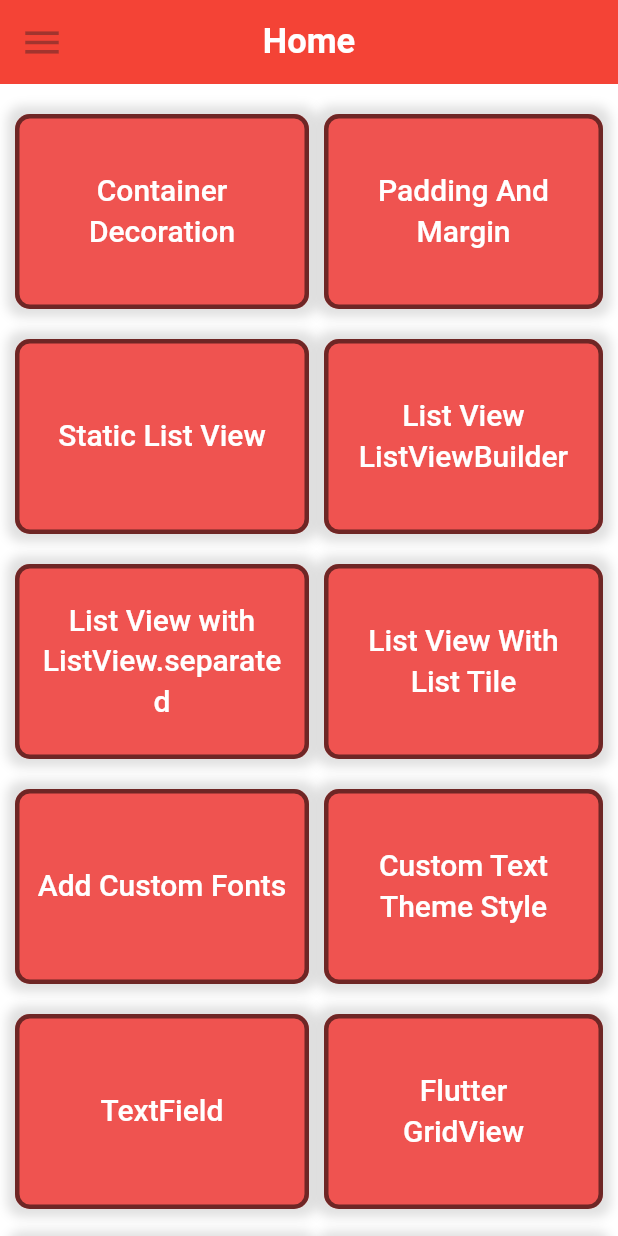
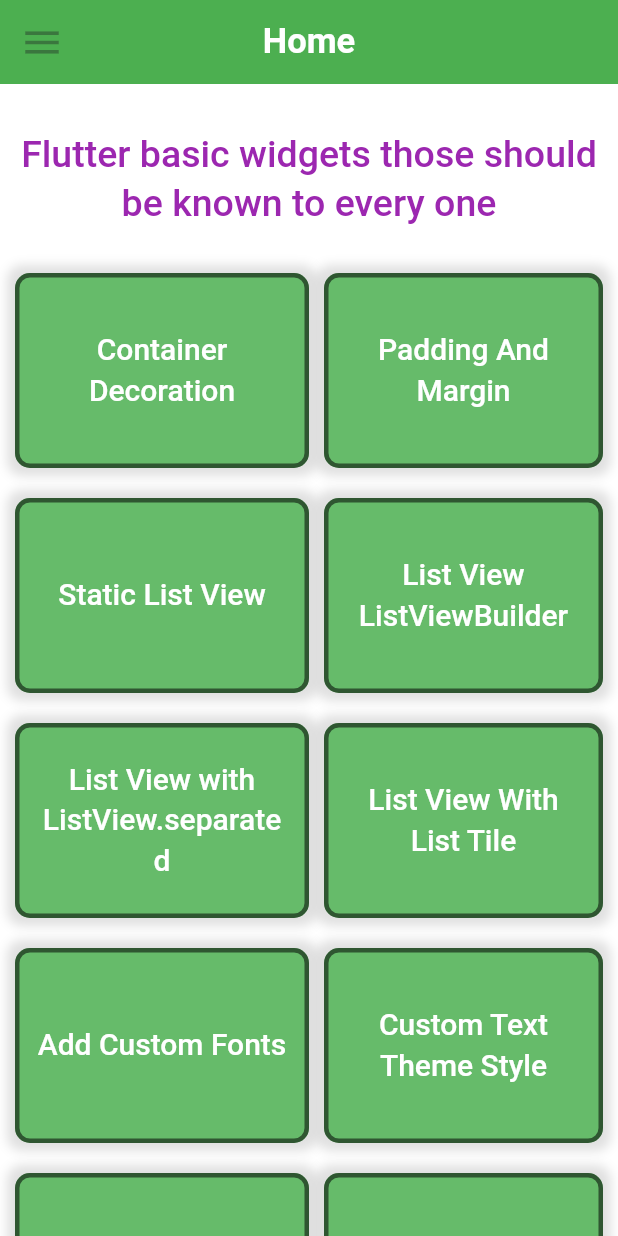
Before and after one commit to ChandravirRaj/lodhi_info_tech, a Flutter app: the screen it shows after launch, on a phone screen of 412 x 824 dp. Run offline on Flutter 3.47's test engine with Material 3 defaults, Android fonts, the light colour scheme and no system bars; our stand-ins replace email_validator, font_awesome_flutter.

Commit message:
add tutorial for Positioned Widget

```diff
--- a/lib/home/home_screen.dart
+++ b/lib/home/home_screen.dart
@@ -4,6 +4,7 @@ import 'package:lodhi_info_tech/practice/tut_custom_fonts.dart';
 import 'package:lodhi_info_tech/practice/tut_custom_theme_style.dart';
 import 'package:lodhi_info_tech/practice/tut_fa_icons.dart';
 import 'package:lodhi_info_tech/practice/tut_gridview_types.dart';
+import 'package:lodhi_info_tech/practice/tut_positioned.dart';
 import 'package:lodhi_info_tech/practice/tut_stack.dart';
 import 'package:lodhi_info_tech/practice/tut_static_list_view.dart';
 import 'package:lodhi_info_tech/practice/tut_margin_padding.dart';
@@ -42,6 +43,22 @@ class _MyHomePageState extends State<MyHomePage> {
           child: Column(
             crossAxisAlignment: CrossAxisAlignment.stretch,
             children: [
+              Container(
+                margin: const EdgeInsets.only(top: 20),
+                child: Center(
+                  child: Padding(
+                    padding: const EdgeInsets.all(10.0),
+                    child: Text(
+                      "Flutter basic widgets those should be known to every one",
+                      textAlign: TextAlign.center,
+                      style: Theme.of(context)
+                          .textTheme
+                          .headlineSmall
+                          ?.copyWith(color: Colors.purple, fontSize: 25),
+                    ),
+                  ),
+                ),
+              ),
               Row(
                 mainAxisAlignment: MainAxisAlignment.spaceAround,
                 children: [
@@ -53,7 +70,7 @@ class _MyHomePageState extends State<MyHomePage> {
                         height: 130,
                         margin: const EdgeInsets.only(left: 10, top: 20),
                         decoration: BoxDecoration(
-                            color: Colors.red.shade400,
+                            color: Colors.green.shade400,
                             shape: BoxShape.rectangle,
                             border: Border.all(width: 3, color: Colors.black54),
                             borderRadius:
@@ -85,7 +102,7 @@ class _MyHomePageState extends State<MyHomePage> {
                         margin:
                             const EdgeInsets.only(right: 10, top: 20, left: 10),
                         decoration: BoxDecoration(
-                            color: Colors.red.shade400,
+                            color: Colors.green.shade400,
                             shape: BoxShape.rectangle,
                             border: Border.all(width: 3, color: Colors.black54),
                             borderRadius:
@@ -105,7 +122,8 @@ class _MyHomePageState extends State<MyHomePage> {
                               child: Text(
                                 "Padding And Margin",
                                 textAlign: TextAlign.center,
-                                style: Theme.of(context).textTheme.headlineSmall,
+                                style:
+                                    Theme.of(context).textTheme.headlineSmall,
                               ),
                             ),
                           ),
@@ -126,7 +144,7 @@ class _MyHomePageState extends State<MyHomePage> {
                         height: 130,
                         margin: const EdgeInsets.only(left: 10, top: 20),
                         decoration: BoxDecoration(
-                            color: Colors.red.shade400,
+                            color: Colors.green.shade400,
                             shape: BoxShape.rectangle,
                             border: Border.all(width: 3, color: Colors.black54),
                             borderRadius:
@@ -158,7 +176,7 @@ class _MyHomePageState extends State<MyHomePage> {
                         margin:
                             const EdgeInsets.only(right: 10, top: 20, left: 10),
                         decoration: BoxDecoration(
-                            color: Colors.red.shade400,
+                            color: Colors.green.shade400,
                             shape: BoxShape.rectangle,
                             border: Border.all(width: 3, color: Colors.black54),
                             borderRadius:
@@ -178,7 +196,8 @@ class _MyHomePageState extends State<MyHomePage> {
                               child: Text(
                                 "List View ListViewBuilder",
                                 textAlign: TextAlign.center,
-                                style: Theme.of(context).textTheme.headlineSmall,
+                                style:
+                                    Theme.of(context).textTheme.headlineSmall,
                               ),
                             ),
                           ),
@@ -199,7 +218,7 @@ class _MyHomePageState extends State<MyHomePage> {
                         height: 130,
                         margin: const EdgeInsets.only(left: 10, top: 20),
                         decoration: BoxDecoration(
-                            color: Colors.red.shade400,
+                            color: Colors.green.shade400,
                             shape: BoxShape.rectangle,
                             border: Border.all(width: 3, color: Colors.black54),
                             borderRadius:
@@ -231,7 +250,7 @@ class _MyHomePageState extends State<MyHomePage> {
                         margin:
                             const EdgeInsets.only(right: 10, top: 20, left: 10),
                         decoration: BoxDecoration(
-                            color: Colors.red.shade400,
+                            color: Colors.green.shade400,
                             shape: BoxShape.rectangle,
                             border: Border.all(width: 3, color: Colors.black54),
                             borderRadius:
@@ -251,7 +270,8 @@ class _MyHomePageState extends State<MyHomePage> {
                               child: Text(
                                 "List View With List Tile",
                                 textAlign: TextAlign.center,
-                                style: Theme.of(context).textTheme.headlineSmall,
+                                style:
+                                    Theme.of(context).textTheme.headlineSmall,
                               ),
                             ),
                           ),
@@ -272,7 +292,7 @@ class _MyHomePageState extends State<MyHomePage> {
                         height: 130,
                         margin: const EdgeInsets.only(left: 10, top: 20),
                         decoration: BoxDecoration(
-                            color: Colors.red.shade400,
+                            color: Colors.green.shade400,
                             shape: BoxShape.rectangle,
                             border: Border.all(width: 3, color: Colors.black54),
                             borderRadius:
@@ -304,7 +324,7 @@ class _MyHomePageState extends State<MyHomePage> {
                         margin:
                             const EdgeInsets.only(right: 10, top: 20, left: 10),
                         decoration: BoxDecoration(
-                            color: Colors.red.shade400,
+                            color: Colors.green.shade400,
                             shape: BoxShape.rectangle,
                             border: Border.all(width: 3, color: Colors.black54),
                             borderRadius:
@@ -324,7 +344,8 @@ class _MyHomePageState extends State<MyHomePage> {
                               child: Text(
                                 "Custom Text Theme Style",
                                 textAlign: TextAlign.center,
-                                style: Theme.of(context).textTheme.headlineSmall,
+                                style:
+                                    Theme.of(context).textTheme.headlineSmall,
                               ),
                             ),
                           ),
@@ -345,7 +366,7 @@ class _MyHomePageState extends State<MyHomePage> {
                         height: 130,
                         margin: const EdgeInsets.only(left: 10, top: 20),
                         decoration: BoxDecoration(
-                            color: Colors.red.shade400,
+                            color: Colors.green.shade400,
                             shape: BoxShape.rectangle,
                             border: Border.all(width: 3, color: Colors.black54),
                             borderRadius:
@@ -377,7 +398,7 @@ class _MyHomePageState extends State<MyHomePage> {
                         margin:
                             const EdgeInsets.only(right: 10, top: 20, left: 10),
                         decoration: BoxDecoration(
-                            color: Colors.red.shade400,
+                            color: Colors.green.shade400,
                             shape: BoxShape.rectangle,
                             border: Border.all(width: 3, color: Colors.black54),
                             borderRadius:
@@ -397,7 +418,8 @@ class _MyHomePageState extends State<MyHomePage> {
                               child: Text(
                                 "Flutter GridView",
                                 textAlign: TextAlign.center,
-                                style: Theme.of(context).textTheme.headlineSmall,
+                                style:
+                                    Theme.of(context).textTheme.headlineSmall,
                               ),
                             ),
                           ),
@@ -418,7 +440,7 @@ class _MyHomePageState extends State<MyHomePage> {
                         height: 130,
                         margin: const EdgeInsets.only(left: 10, top: 20),
                         decoration: BoxDecoration(
-                            color: Colors.red.shade400,
+                            color: Colors.green.shade400,
                             shape: BoxShape.rectangle,
                             border: Border.all(width: 3, color: Colors.black54),
                             borderRadius:
@@ -450,7 +472,81 @@ class _MyHomePageState extends State<MyHomePage> {
                         margin:
                             const EdgeInsets.only(right: 10, top: 20, left: 10),
                         decoration: BoxDecoration(
-                            color: Colors.red.shade400,
+                            color: Colors.green.shade400,
+                            shape: BoxShape.rectangle,
+                            border: Border.all(width: 3, color: Colors.black54),
+                            borderRadius:
+                                const BorderRadius.all(Radius.circular(10.0)),
+                            boxShadow: const [
+                              BoxShadow(
+                                  color: Colors.black12,
+                                  blurRadius: 5.0,
+                                  spreadRadius: 5.0),
+                            ]),
+                        child: Container(
+                          width: double.infinity,
+                          height: double.infinity,
+                          child: Padding(
+                            padding: EdgeInsets.all(10.0),
+                            child: Center(
+                              child: Text(
+                                "Font Awesome Icon",
+                                textAlign: TextAlign.center,
+                                style:
+                                    Theme.of(context).textTheme.headlineSmall,
+                              ),
+                            ),
+                          ),
+                        ),
+                      ),
+                    ),
+                  ),
+                ],
+              ),
+              Row(
+                mainAxisAlignment: MainAxisAlignment.spaceAround,
+                children: [
+                  Expanded(
+                    child: InkWell(
+                      onTap: () => {_moveToPositioned()},
+                      child: Container(
+                        width: 130,
+                        height: 130,
+                        margin: const EdgeInsets.only(left: 10, top: 20),
+                        decoration: BoxDecoration(
+                            color: Colors.green.shade400,
+                            shape: BoxShape.rectangle,
+                            border: Border.all(width: 3, color: Colors.black54),
+                            borderRadius:
+                            const BorderRadius.all(Radius.circular(10.0)),
+                            boxShadow: const [
+                              BoxShadow(
+                                  color: Colors.black12,
+                                  blurRadius: 5.0,
+                                  spreadRadius: 5.0),
+                            ]),
+                        child: Center(
+                          child: Padding(
+                            padding: EdgeInsets.all(10.0),
+                            child: Text(
+                              "Positioned Widget",
+                              textAlign: TextAlign.center,
+                              style: Theme.of(context).textTheme.headlineSmall,
+                            ),
+                          ),
+                        ),
+                      ),
+                    ),
+                  ),
+                  Expanded(
+                    child: InkWell(
+                      onTap: () => {_moveFAIcons()},
+                      child: Container(
+                        height: 130,
+                        margin:
+                        const EdgeInsets.only(right: 10, top: 20, left: 10),
+                        decoration: BoxDecoration(
+                            color: Colors.green.shade400,
                             shape: BoxShape.rectangle,
                             border: Border.all(width: 3, color: Colors.black54),
                             borderRadius:
@@ -468,9 +564,10 @@ class _MyHomePageState extends State<MyHomePage> {
                             padding: EdgeInsets.all(10.0),
                             child: Center(
                               child: Text(
-                                "Font Awesome Icon",
+                                "Constraint Box",
                                 textAlign: TextAlign.center,
-                                style: Theme.of(context).textTheme.headlineSmall,
+                                style:
+                                Theme.of(context).textTheme.headlineSmall,
                               ),
                             ),
                           ),
@@ -566,4 +663,16 @@ class _MyHomePageState extends State<MyHomePage> {
       return const FAIcons();
     }));
   }
+
+  void _moveToPositioned() {
+    Navigator.push(context, MaterialPageRoute(builder: (context) {
+      return const PositionedWidget();
+    }));
+  }
+
+  void _moveToConstraintBox() {
+    Navigator.push(context, MaterialPageRoute(builder: (context) {
+      return const FAIcons();
+    }));
+  }
 }
--- a/lib/main.dart
+++ b/lib/main.dart
@@ -14,12 +14,12 @@ class MyApp extends StatelessWidget {
     return MaterialApp(
       debugShowCheckedModeBanner: false,
       theme: ThemeData(
-        primaryColor: Colors.red.shade700,
-        primaryColorDark: Colors.red.shade400,
-        primaryColorLight: Colors.red.shade100,
-        splashColor: Colors.red,
+        primaryColor: Colors.green.shade300,
+        primaryColorDark: Colors.green.shade200,
+        primaryColorLight: Colors.green.shade100,
+        splashColor: Colors.green,
         appBarTheme: AppBarTheme(
-          color: Colors.red.shade500,
+          color: Colors.green.shade500,
           centerTitle: true,
           shadowColor: Colors.grey,
           titleTextStyle: const TextStyle(color: Colors.white, fontSize: 22,
```
Also changed, not shown: lib/practice/tut_positioned.dart (added, +87 -0 lines).
